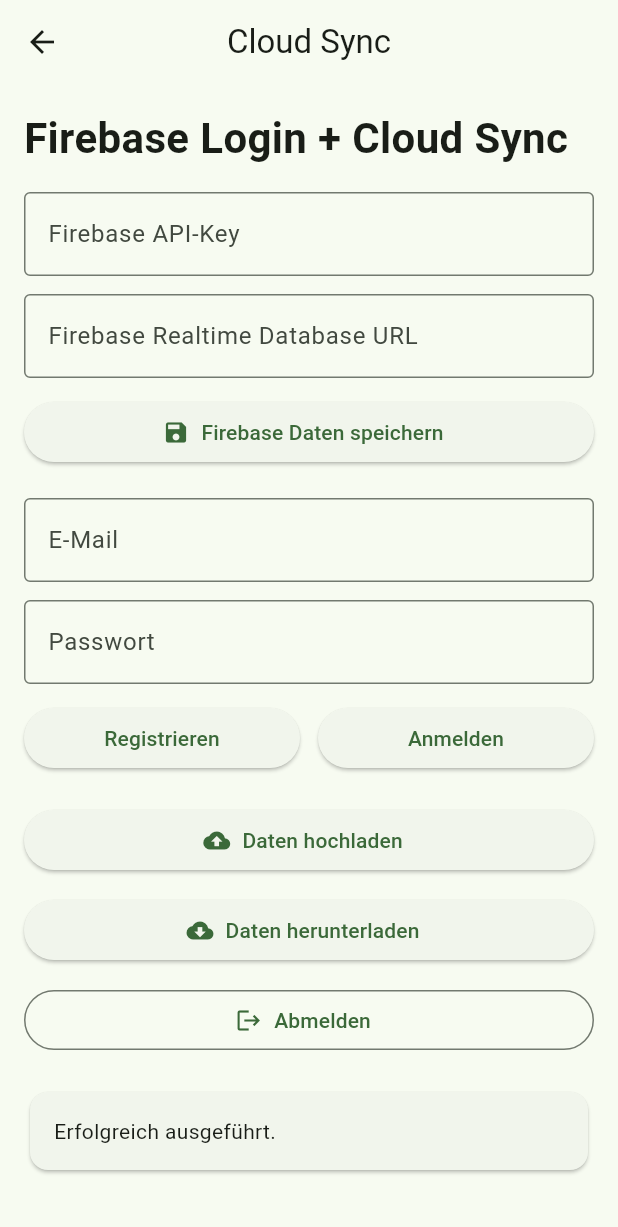
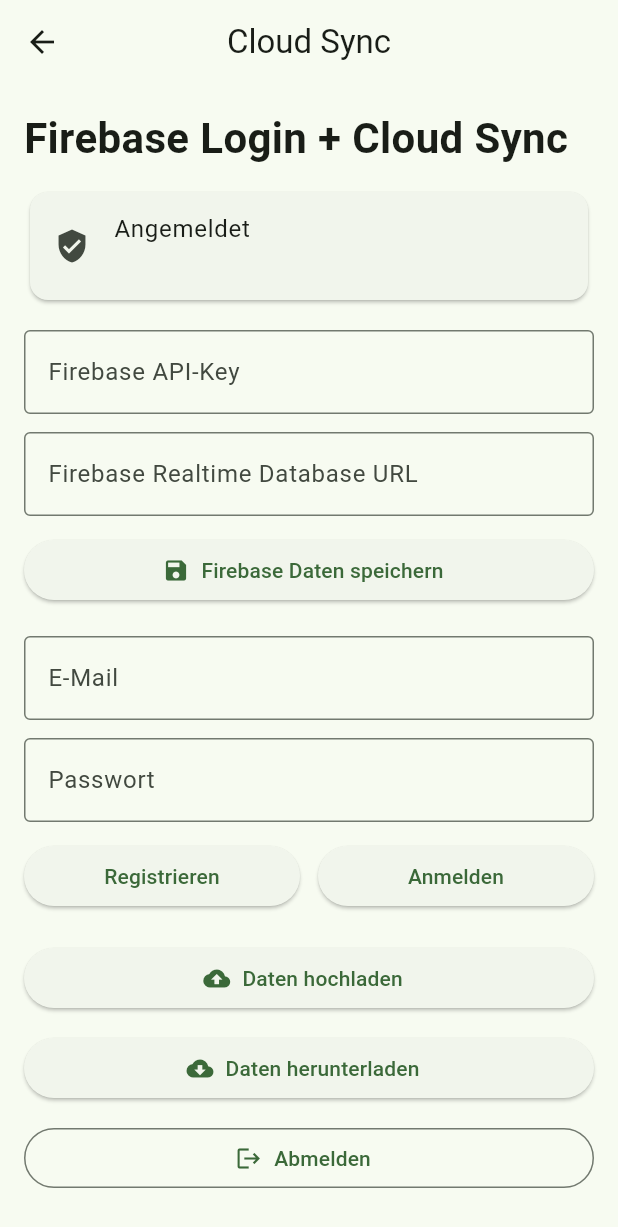
Before and after one commit to AveenAl-Hadad/mein_coach, a Flutter app: the CloudSyncSeite screen opened directly, after a tap on "Firebase Daten speichern", on a phone screen of 412 x 824 dp. Shown: the top 1227 px of the screen. Run offline on Flutter 3.47's test engine with Material 3 defaults, Android fonts, the phone set to English and light mode, and no system bars; our stand-ins replace fl_chart, flutter_local_notifications, image_picker, share_plus, shared_preferences, timezone; accounts and stored records are empty.

Commit message:
feat: Login Status für Cloud Sync hinzugefügt

```diff
--- a/lib/seiten/cloud_sync_seite.dart
+++ b/lib/seiten/cloud_sync_seite.dart
@@ -20,6 +20,7 @@
 
   bool wirdGeladen = false;
   String status = '';
+  String? angemeldeteEmail;
 
   @override
   void dispose() {
@@ -29,7 +30,20 @@
     passwortController.dispose();
     super.dispose();
   }
+  @override
+    void initState() {
+      super.initState();
+      loginStatusLaden();
+    }
+  Future<void> loginStatusLaden() async {
+    final email = await syncService.angemeldeteEmail();
 
+    if (!mounted) return;
+
+    setState(() {
+      angemeldeteEmail = email;
+    });
+  }
   Future<void> ausfuehren(Future<void> Function() aktion) async {
     setState(() {
       wirdGeladen = true;
@@ -38,6 +52,7 @@
 
     try {
       await aktion();
+      await loginStatusLaden();
 
       setState(() {
         status = 'Erfolgreich ausgeführt.';
@@ -105,6 +120,24 @@
           const Text(
             'Firebase Login + Cloud Sync',
             style: AppStyle.titelGross,
+          ),
+
+          AppStyle.abstandKlein,
+
+          Card(
+            child: ListTile(
+              leading: Icon(
+                angemeldeteEmail == null ? Icons.lock_open : Icons.verified_user,
+              ),
+              title: Text(
+                angemeldeteEmail == null
+                    ? 'Nicht angemeldet'
+                    : 'Angemeldet',
+              ),
+              subtitle: Text(
+                angemeldeteEmail ?? 'Bitte mit E-Mail anmelden',
+              ),
+            ),
           ),
 
           AppStyle.abstandMittel,
```
